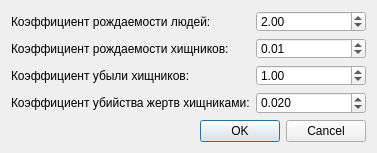
The window that coefdialog.ui (DesmondFox/PredatorPreyModel) describes before a commit, drawn with Qt 5.
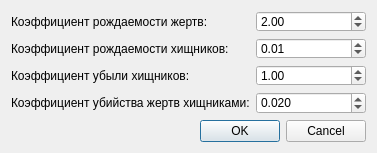
The same window after the commit.

The edit to the form file:
```diff
--- a/coefdialog.ui
+++ b/coefdialog.ui
@@ -31,7 +31,7 @@
      <item row="0" column="0">
       <widget class="QLabel" name="label">
        <property name="text">
-        <string>Коэффициент рождаемости людей:</string>
+        <string>Коэффициент рождаемости жертв:</string>
        </property>
       </widget>
      </item>
```
